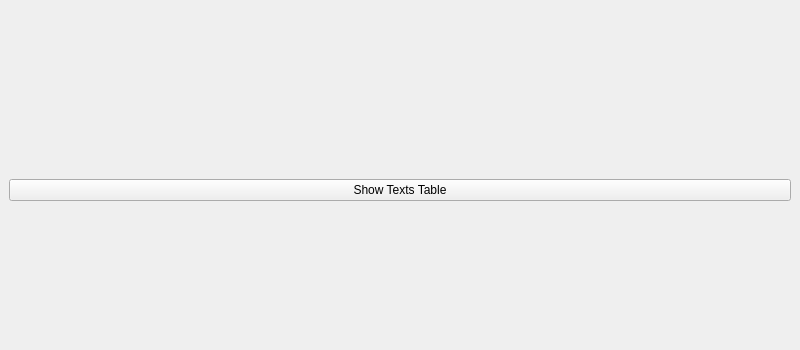
Old version of the form gui/mainwindow.ui in the repository hansdampfinger666/armybuilder; both pictures show x 0 to 800 and y 0 to 350 of the 800 by 600 pixel window.
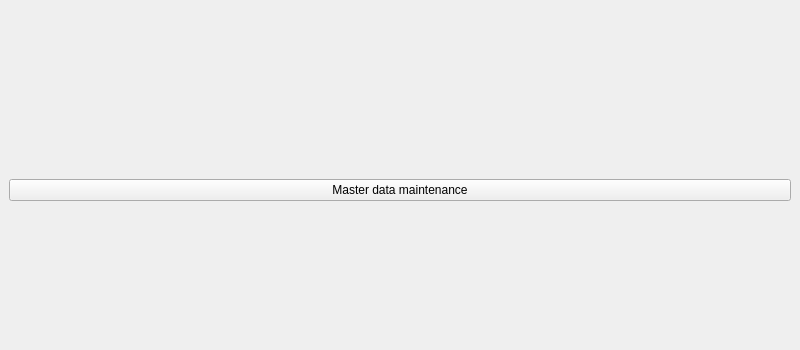
New version of the form.

Diff of the .ui file:
```diff
--- a/gui/mainwindow.ui
+++ b/gui/mainwindow.ui
@@ -15,17 +15,17 @@
   </property>
   <widget class="QWidget" name="centralwidget">
    <layout class="QGridLayout" name="gridLayout">
-    <item row="1" column="0">
-     <widget class="QPushButton" name="pb_shut_down">
+    <item row="0" column="0">
+     <widget class="QPushButton" name="pb_master_data_maintenance">
       <property name="text">
-       <string>Close</string>
+       <string>Master data maintenance</string>
       </property>
      </widget>
     </item>
-    <item row="0" column="0">
-     <widget class="QPushButton" name="pb_show_texts_table">
+    <item row="1" column="0">
+     <widget class="QPushButton" name="pb_shut_down">
       <property name="text">
-       <string>Show Texts Table</string>
+       <string>Close</string>
       </property>
      </widget>
     </item>
```
